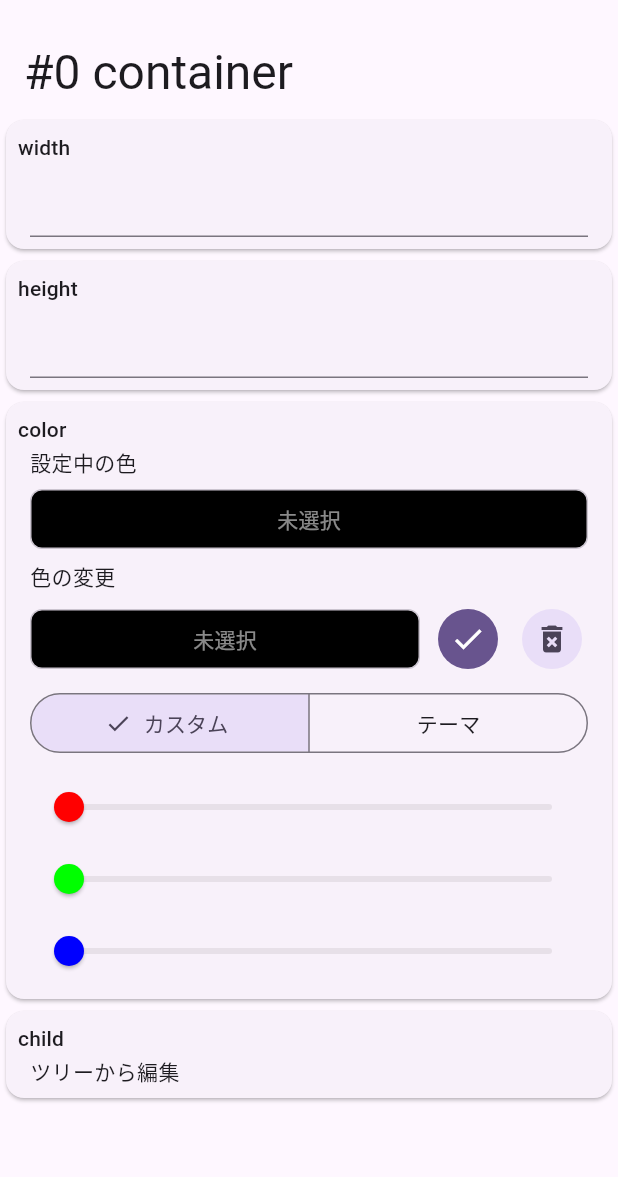
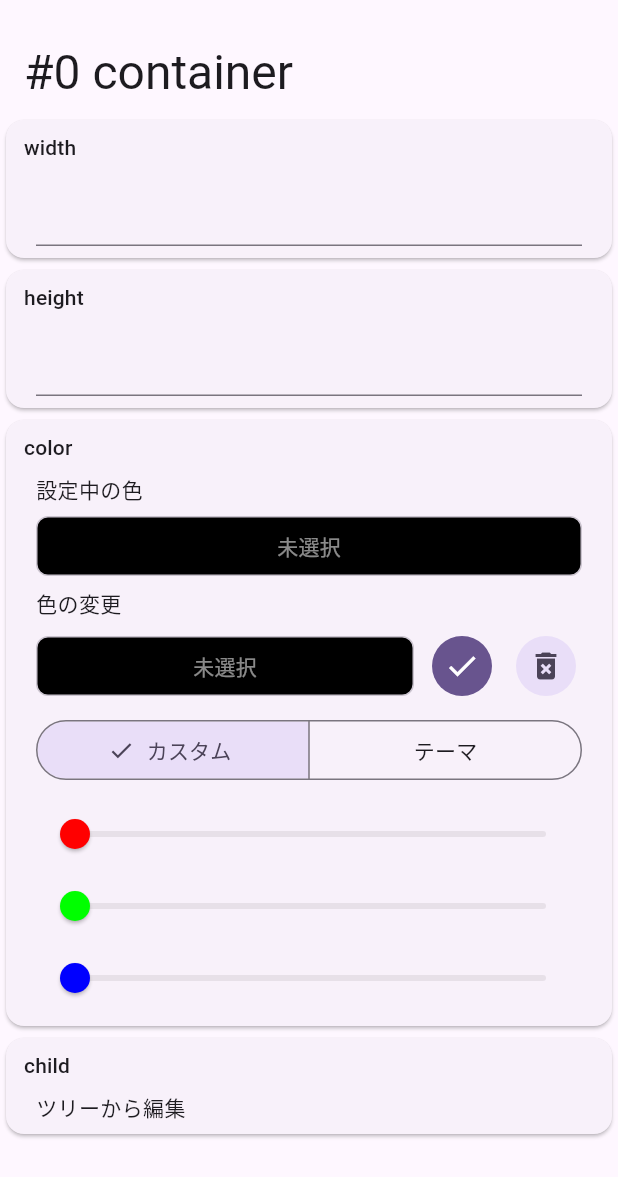
Before and after one commit to ogura-daiki/jyanken_app_drills_01, a Flutter app: the WidgetEntityEditor widget shown alone on an empty page, opened directly with empty values, on a phone screen of 412 x 824 dp. Shown: the top 1177 px of the screen. Run offline on Flutter 3.47's test engine with Material 3 defaults, Android fonts, the phone set to English and light mode, and no system bars; our stand-ins replace flutter_hooks, freezed_annotation, get_it, hooks_riverpod, riverpod_annotation; generated files the repository leaves out were written again.

Commit message:
WidgetEntityEditor paddingの調整

```diff
--- a/lib/src/component/widget_entity_editor/widget_entity_editor.dart
+++ b/lib/src/component/widget_entity_editor/widget_entity_editor.dart
@@ -50,10 +50,10 @@ class WidgetEntityEditor extends HookWidget {
         final arg = wrapper.args[key];
         return Card(
           child: Padding(
-            padding: const .all(8.0),
+            padding: const .symmetric(horizontal: 12, vertical: 8),
             child: Column(
-              spacing: 2,
-              crossAxisAlignment: .start,
+              spacing: 8,
+              crossAxisAlignment: .stretch,
               mainAxisSize: .min,
               mainAxisAlignment: .start,
               children: [
```
